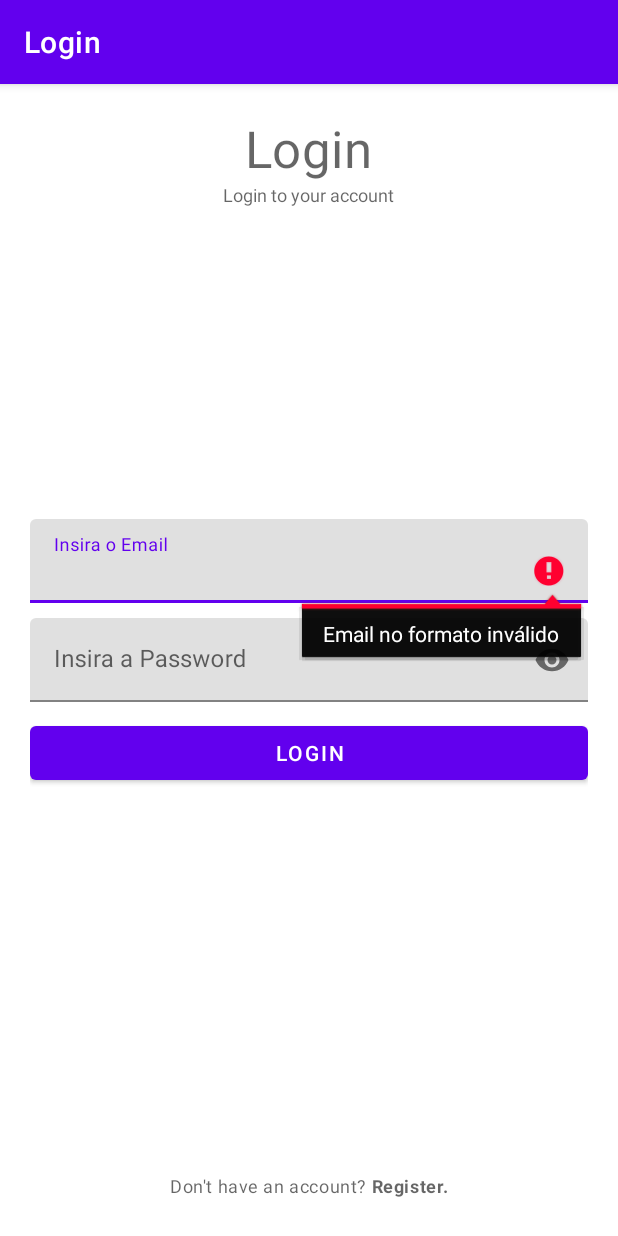
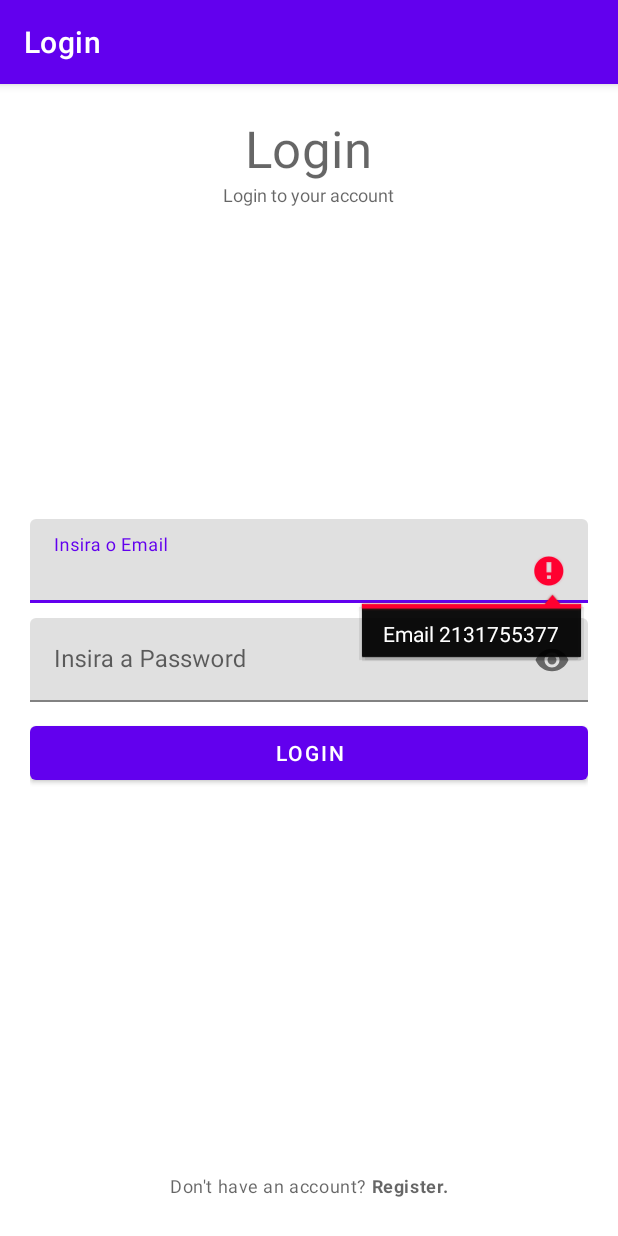
Before and after one commit to CVB-999999999/CM-TP, an Android app: the screen it shows after launch (LoginActivity), after a tap on "LOGIN", on a phone screen of 412 x 824 dp. Run offline under Robolectric (Android 15) with nearby library versions, the phone set to English and light mode, and no system bars; our stand-ins replace Firebase (no records; nobody signed in at launch, a user with empty details on screens opened directly).

Commit message:
Lingua no login

```diff
--- a/app/src/main/java/com/example/bd/LoginActivity.kt
+++ b/app/src/main/java/com/example/bd/LoginActivity.kt
@@ -42,8 +42,8 @@ class LoginActivity : AppCompatActivity() {
 
         //configure progressDialog
         progressDialog = ProgressDialog(this)
-        progressDialog.setTitle("Por favor aguarde...")
-        progressDialog.setMessage("A entrar ....")
+        progressDialog.setTitle(R.string.wait)
+        progressDialog.setMessage(R.string.login.toString())
         progressDialog.setCanceledOnTouchOutside(false)
 
         //init FirebaseAuth
@@ -70,10 +70,10 @@ class LoginActivity : AppCompatActivity() {
         //validação
         if (!Patterns.EMAIL_ADDRESS.matcher(email).matches()){
             //email invalido
-            binding.emailEt.error = "Email no formato inválido"
+            binding.emailEt.error = "Email " + R.string.fomatInvalid
         }else if (TextUtils.isEmpty(password)){
             //sem pass
-            binding.passwordET.error = "Por favor insira uma palavra pass"
+            binding.passwordET.error = R.string.insertPass.toString()
         }else{
             //dados validados, proceder ao login
             firebaseLogin()
@@ -92,7 +92,7 @@ class LoginActivity : AppCompatActivity() {
                 val firebaseUser = firebaseAuth.currentUser
                 val email = firebaseUser!!.email
 
-                Toast.makeText(this, "Login com o email: $email", Toast.LENGTH_SHORT).show()
+                Toast.makeText(this, R.string.welcome, Toast.LENGTH_SHORT).show()
 
                 //abre o perfil
                 startActivity(Intent(this, Profile::class.java))
@@ -102,7 +102,7 @@ class LoginActivity : AppCompatActivity() {
             .addOnFailureListener{ e->
                 //Login Falha
                 progressDialog.dismiss()
-                Toast.makeText(this, "O Login falhou ao fazer ${e.message}", Toast.LENGTH_SHORT).show()
+                Toast.makeText(this, R.string.loginFail, Toast.LENGTH_SHORT).show()
 
             }
     }
--- a/app/src/main/res/values/strings.xml
+++ b/app/src/main/res/values/strings.xml
@@ -18,4 +18,7 @@
     <string name="registerFail">Could not register</string>
     <string name="save">Saving...</string>
     <string name="registeredAccount">Registered account</string>
+    <string name="login">Logging in...</string>
+    <string name="welcome">Welcome</string>
+    <string name="loginFail">Could not logging in</string>
 </resources>
```
Also changed, not shown: 1 other file.
